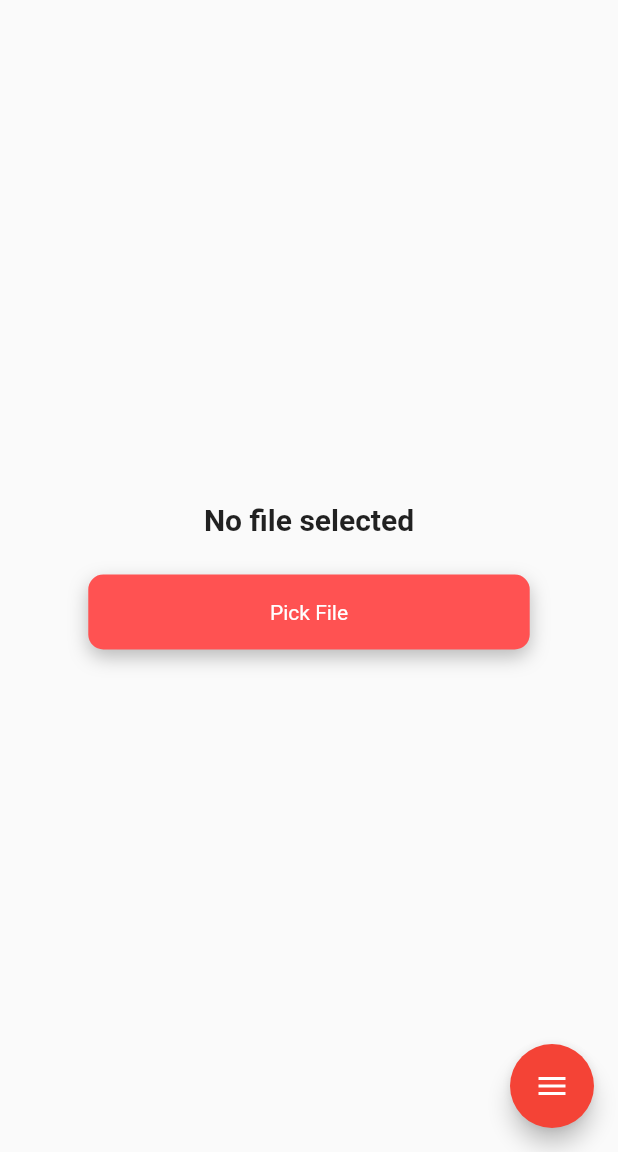
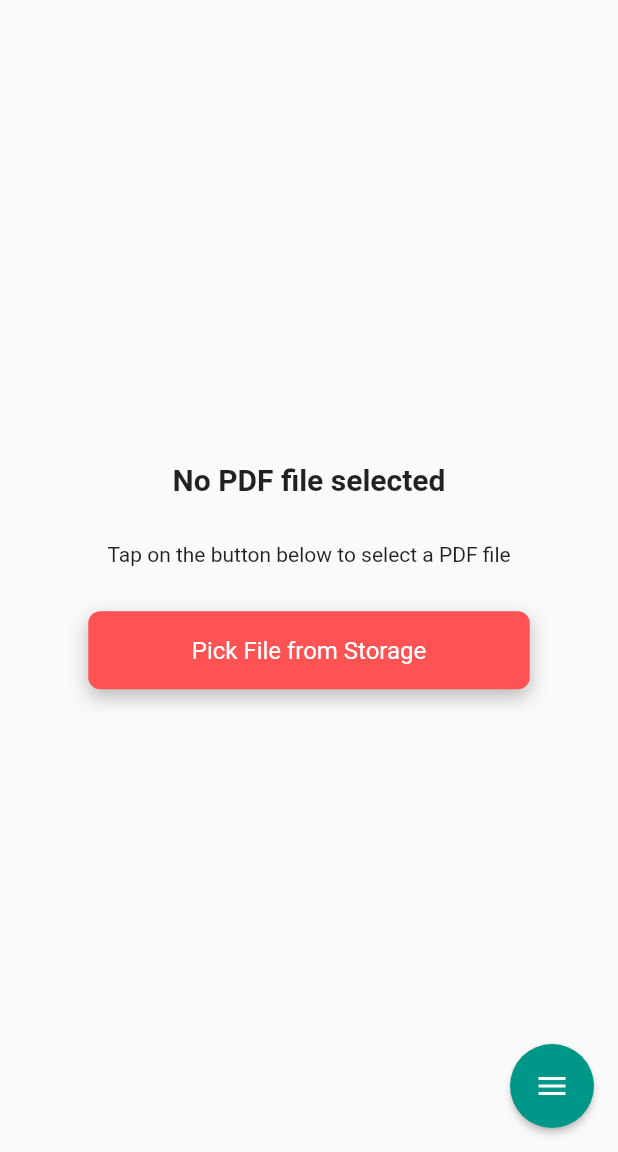
Before and after one commit to tusharhow/nimu-pdf-reader, a Flutter app: the screen it shows after launch, after a tap on the "bookmark" icon, on a phone screen of 412 x 824 dp, the part 84-1236 px from its top. Run offline on Flutter 3.47's test engine with Material 2 defaults, Android fonts, the phone set to English and light mode, and no system bars; drawn by our look-alikes of flutter_speed_dial; our stand-ins replace after_layout, file_picker, share, shared_preferences; missing offline and left inert: animation_wrappers, syncfusion_flutter_pdfviewer; statements that could not run were skipped.

Commit message:
Issue fixed

```diff
--- /dev/null
+++ b/lib/components/drawer_component.dart
@@ -0,0 +1,82 @@
+import 'dart:io';
+import 'package:flutter/cupertino.dart';
+import 'package:flutter/material.dart';
+import 'package:share/share.dart';
+import '../screens/about_us.dart';
+
+class DrawerComponent extends StatelessWidget {
+  const DrawerComponent({
+    Key? key,
+  }) : super(key: key);
+
+  @override
+  Widget build(BuildContext context) {
+    return Drawer(
+      backgroundColor: Colors.white,
+      child: Column(
+        children: <Widget>[
+          SizedBox(
+            height: MediaQuery.of(context).size.height * 0.03,
+          ),
+          SizedBox(
+            height: 200,
+            child: Image.asset(
+              'logo/logo.png',
+              height: 180,
+              width: 180,
+            ),
+          ),
+          const Divider(
+            height: 1,
+          ),
+          ListTile(
+            leading: const Icon(Icons.home),
+            title: const Text('Home',
+                style: TextStyle(
+                    fontSize: 16,
+                    fontWeight: FontWeight.bold,
+                    color: Colors.black)),
+            onTap: () {
+              Navigator.pop(context);
+            },
+          ),
+          ListTile(
+            leading: const Icon(Icons.share),
+            title: const Text('Share App',
+                style: TextStyle(
+                    fontSize: 16,
+                    fontWeight: FontWeight.bold,
+                    color: Colors.black)),
+            onTap: () {
+              Share.share(
+                  'https://play.google.com/store/apps/details?id=com.nimu.pdfreader');
+            },
+          ),
+          ListTile(
+            leading: const Icon(Icons.info),
+            title: const Text('About Us',
+                style: TextStyle(
+                    fontSize: 16,
+                    fontWeight: FontWeight.bold,
+                    color: Colors.black)),
+            onTap: () {
+              Navigator.push(context,
+                  CupertinoPageRoute(builder: (context) => const AboutUs()));
+            },
+          ),
+          ListTile(
+            leading: const Icon(Icons.exit_to_app),
+            title: const Text('Exit App',
+                style: TextStyle(
+                    fontSize: 16,
+                    fontWeight: FontWeight.bold,
+                    color: Colors.black)),
+            onTap: () {
+              exit(0);
+            },
+          ),
+        ],
+      ),
+    );
+  }
+}
--- a/lib/controllers/pdf_controller.dart
+++ b/lib/controllers/pdf_controller.dart
@@ -7,6 +7,7 @@ import 'package:syncfusion_flutter_pdfviewer/pdfviewer.dart';
 class PdfController extends ChangeNotifier {
   File? file;
 
+  // ignore: prefer_typing_uninitialized_variables
   var mainFile;
 
   filePicker(context) async {
--- a/lib/main.dart
+++ b/lib/main.dart
@@ -1,7 +1,7 @@
 import 'package:flutter/material.dart';
 import 'package:nimu_pdf_reader/controllers/pdf_controller.dart';
 import 'package:provider/provider.dart';
-import 'screens/home_page.dart';
+import 'screens/splash/splash_screen.dart';
 
 void main() {
   runApp(const MyApp());
@@ -23,7 +23,7 @@ class MyApp extends StatelessWidget {
         theme: ThemeData(
           primarySwatch: Colors.blue,
         ),
-        home: const MyHomePage(),
+        home: const Splash(),
       ),
     );
   }
--- a/lib/screens/about_us.dart
+++ b/lib/screens/about_us.dart
@@ -23,9 +23,13 @@ class AboutUs extends StatelessWidget {
 
     return Scaffold(
       backgroundColor: Colors.teal,
+      appBar: AppBar(
+        elevation: 0,
+        backgroundColor: Colors.teal,
+      ),
       body: Column(
         children: [
-          SizedBox(height: MediaQuery.of(context).size.height * 0.06),
+          SizedBox(height: MediaQuery.of(context).size.height * 0.00),
           const Center(
             child: CircleAvatar(
               radius: 65,
--- a/lib/screens/home_page.dart
+++ b/lib/screens/home_page.dart
@@ -1,11 +1,10 @@
 import 'dart:io';
-import 'package:flutter/cupertino.dart';
 import 'package:flutter/material.dart';
 import 'package:flutter_speed_dial/flutter_speed_dial.dart';
-import 'package:nimu_pdf_reader/screens/about_us.dart';
 import 'package:provider/provider.dart';
 import 'package:shared_preferences/shared_preferences.dart';
 import 'package:syncfusion_flutter_pdfviewer/pdfviewer.dart';
+import '../components/drawer_component.dart';
 import '../controllers/pdf_controller.dart';
 
 class MyHomePage extends StatefulWidget {
@@ -15,6 +14,7 @@ class MyHomePage extends StatefulWidget {
   State<MyHomePage> createState() => _MyHomePageState();
 }
 
+// ignore: prefer_typing_uninitialized_variables
 var getFile;
 
 class _MyHomePageState extends State<MyHomePage> {
@@ -43,64 +43,7 @@ class _MyHomePageState extends State<MyHomePage> {
     final value = Provider.of<PdfController>(context);
 
     return Scaffold(
-        drawer: Drawer(
-          backgroundColor: Colors.white,
-          child: Column(
-            children: <Widget>[
-              SizedBox(
-                height: MediaQuery.of(context).size.height * 0.03,
-              ),
-              SizedBox(
-                height: 200,
-                child: Image.asset(
-                  'logo/logo.png',
-                  height: 180,
-                  width: 180,
-                ),
-              ),
-              const Divider(
-                height: 1,
-              ),
-              ListTile(
-                title: const Text('Home',
-                    style: TextStyle(
-                        fontSize: 16,
-                        fontWeight: FontWeight.bold,
-                        color: Colors.black)),
-                onTap: () {
-                  Navigator.pop(context);
-                },
-              ),
-              ListTile(
-                title: const Text('Rate Us',
-                    style: TextStyle(
-                        fontSize: 16,
-                        fontWeight: FontWeight.bold,
-                        color: Colors.black)),
-                onTap: () {},
-              ),
-              ListTile(
-                title: const Text('Share',
-                    style: TextStyle(
-                        fontSize: 16,
-                        fontWeight: FontWeight.bold,
-                        color: Colors.black)),
-                onTap: () {},
-              ),
-              ListTile(
-                title: const Text('About',
-                    style: TextStyle(
-                        fontSize: 16,
-                        fontWeight: FontWeight.bold,
-                        color: Colors.black)),
-                onTap: () {
-                  Navigator.push(context,
-                      CupertinoPageRoute(builder: (context) => const AboutUs()));
-                },
-              ),
-            ],
-          ),
-        ),
+      drawer: const DrawerComponent(),
       appBar: AppBar(
         title: const Text('Nimu PDF Viewer'),
         backgroundColor: Colors.redAccent,
@@ -108,12 +51,7 @@ class _MyHomePageState extends State<MyHomePage> {
         actions: [
           IconButton(
             onPressed: () {
-                if (value == null) {
-                  ScaffoldMessenger.of(context).showSnackBar(
-                      const SnackBar(content: Text('No PDF file selected')));
-                } else {
-                  return _scaffoldKey.currentState!.openBookmarkView();
-                }
+              _scaffoldKey.currentState!.openBookmarkView();
             },
             icon: const Icon(
               Icons.bookmark,
@@ -121,47 +59,6 @@ class _MyHomePageState extends State<MyHomePage> {
               size: 30,
             ),
           ),
-            // IconButton(
-            //   onPressed: () {
-            //     showDialog(
-            //       context: context,
-            //       builder: (context) => AlertDialog(
-            //         title: const Text('Jump to page'),
-            //         content: SizedBox(
-            //           height: MediaQuery.of(context).size.height / 6.5,
-            //           child: Column(
-            //             children: [
-            //               TextFormField(
-            //                 controller: _pageController,
-            //                 decoration: const InputDecoration(
-            //                   hintText: 'Enter page number',
-            //                 ),
-            //                 keyboardType: TextInputType.number,
-            //               ),
-            //               const SizedBox(
-            //                 height: 15,
-            //               ),
-            //               ElevatedButton(
-            //                 onPressed: () {
-            //                   value.jumpTo(
-            //                       context,
-            //                       int.parse(_pageController.text),
-            //                       pdfViewerController);
-            //                 },
-            //                 child: const Text('Jump To'),
-            //               ),
-            //             ],
-            //           ),
-            //         ),
-            //       ),
-            //     );
-            //   },
-            //   icon: const Icon(
-            //     Icons.find_in_page,
-            //     color: Colors.white,
-            //     size: 30,
-            //   ),
-            // ),
         ],
       ),
       body: Row(
@@ -171,33 +68,38 @@ class _MyHomePageState extends State<MyHomePage> {
           Consumer<PdfController>(builder: (context, value, _) {
             return getFile == null
                 ? Consumer<PdfController>(builder: (context, val, _) {
-                      return GestureDetector(
-                        onTap: () async {
-                          value.filePicker(context);
-                        },
-                        child: Column(
+                    return Column(
                       mainAxisAlignment: MainAxisAlignment.center,
                       crossAxisAlignment: CrossAxisAlignment.center,
                       children: [
-                            const Center(
-                              child: Text(
-                                'No file selected',
+                        const Text(
+                          'No PDF file selected',
                           style: TextStyle(
                             fontSize: 20,
                             fontWeight: FontWeight.bold,
                           ),
                         ),
+                        const SizedBox(height: 30),
+                        const Text(
+                          'Tap on the button below to select a PDF file',
+                          style: TextStyle(
+                            fontSize: 14,
+                          ),
                         ),
                         const SizedBox(
-                              height: 25,
+                          height: 30,
                         ),
-                            Center(
+                        GestureDetector(
+                          onTap: () {
+                            value.filePicker(context);
+                          },
+                          child: Center(
                             child: Container(
-                                height: 50,
+                              height: 52,
                               width: MediaQuery.of(context).size.width / 1.4,
                               decoration: BoxDecoration(
                                 color: Colors.redAccent,
-                                  borderRadius: BorderRadius.circular(10),
+                                borderRadius: BorderRadius.circular(8),
                                 boxShadow: const [
                                   BoxShadow(
                                     color: Colors.black26,
@@ -208,13 +110,16 @@ class _MyHomePageState extends State<MyHomePage> {
                               ),
                               child: const Center(
                                   child: Text(
-                                  'Pick File',
-                                  style: TextStyle(color: Colors.white),
+                                'Pick File from Storage',
+                                style: TextStyle(
+                                  color: Colors.white,
+                                  fontSize: 16,
+                                ),
                               )),
                             ),
                           ),
+                        ),
                       ],
-                        ),
                     );
                   })
                 : Expanded(
@@ -250,7 +155,8 @@ class _MyHomePageState extends State<MyHomePage> {
       ),
       floatingActionButton: SpeedDial(
         animatedIcon: AnimatedIcons.menu_close,
-          backgroundColor: Colors.red,
+        backgroundColor: Colors.teal,
+        elevation: 2,
         children: [
           SpeedDialChild(
             child: const Icon(
@@ -336,6 +242,7 @@ class _MyHomePageState extends State<MyHomePage> {
             },
           ),
         ],
-        ));
+      ),
+    );
   }
 }
--- /dev/null
+++ b/lib/screens/splash/splash_screen.dart
@@ -0,0 +1,81 @@
+import 'dart:async';
+import 'package:after_layout/after_layout.dart';
+import 'package:animation_wrappers/animation_wrappers.dart';
+import 'package:flutter/material.dart';
+import 'package:nimu_pdf_reader/screens/home_page.dart';
+import 'package:shared_preferences/shared_preferences.dart';
+
+class SplashScreenFirst extends StatefulWidget {
+  const SplashScreenFirst({Key? key}) : super(key: key);
+
+  @override
+  _SplashScreen1State createState() => _SplashScreen1State();
+}
+
+class _SplashScreen1State extends State<SplashScreenFirst> {
+  @override
+  void initState() {
+    super.initState();
+    Timer(const Duration(seconds: 2), () {
+      Navigator.pushAndRemoveUntil(
+          context,
+          MaterialPageRoute(builder: (context) => const MyHomePage()),
+          (route) => false);
+    });
+  }
+
+  @override
+  Widget build(BuildContext context) {
+    return Scaffold(
+        backgroundColor: Colors.white,
+        body: Column(
+          mainAxisAlignment: MainAxisAlignment.center,
+          children: [
+            FadedSlideAnimation(
+              child: const Center(
+                child: Image(
+                  image: AssetImage('logo/logo.png'),
+                  height: 260,
+                  width: 260,
+                ),
+              ),
+              beginOffset: const Offset(0.0, 5.0),
+              endOffset: const Offset(0.0, 0.0),
+            ),
+          ],
+        ));
+  }
+}
+
+class Splash extends StatefulWidget {
+  const Splash({Key? key}) : super(key: key);
+
+  @override
+  SplashState createState() => SplashState();
+}
+
+class SplashState extends State<Splash> with AfterLayoutMixin<Splash> {
+  Future checkFirstSeen() async {
+    SharedPreferences prefs = await SharedPreferences.getInstance();
+
+    bool _seen = (prefs.getBool('seen') ?? false);
+
+    if (_seen) {
+      Navigator.of(context).pushReplacement(MaterialPageRoute(
+          builder: (context) =>
+              _seen == false ? const SplashScreenFirst() : const MyHomePage()));
+    } else {
+      await prefs.setBool('seen', true);
+      Navigator.of(context).pushReplacement(
+          MaterialPageRoute(builder: (context) => const SplashScreenFirst()));
+    }
+  }
+
+  @override
+  void afterFirstLayout(BuildContext context) => checkFirstSeen();
+
+  @override
+  Widget build(BuildContext context) {
+    return const Material();
+  }
+}
```
Also changed, not shown: pubspec.yaml (+47 -45 lines), pubspec.lock, 6 other files. Lines whose indentation alone changed are shown as unchanged.
